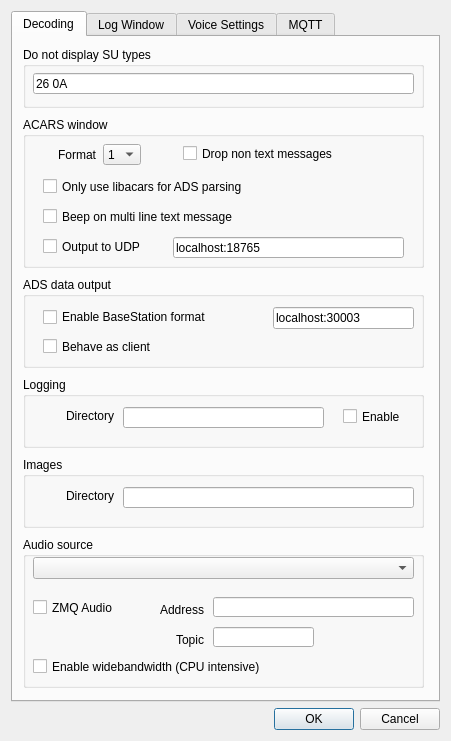
First picture: the form in JAERO/gui_classes/settingsdialog.ui, repository jontio/JAERO, before the edit.
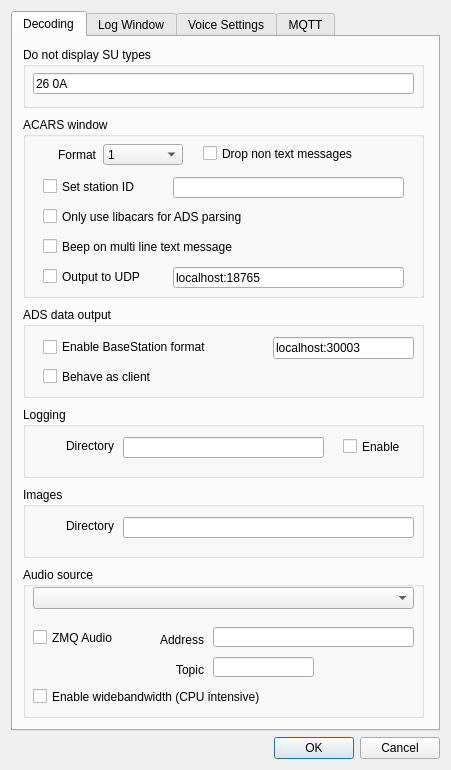
Second picture: the form after the edit.

Commit message: Adding settings option for including a station ID in output JSON4

What changed in the file:
```diff
--- a/JAERO/gui_classes/settingsdialog.ui
+++ b/JAERO/gui_classes/settingsdialog.ui
@@ -10,7 +10,7 @@
     <x>0</x>
     <y>0</y>
     <width>451</width>
-    <height>741</height>
+    <height>770</height>
    </rect>
   </property>
   <property name="sizePolicy">
@@ -73,7 +73,7 @@
          <x>10</x>
          <y>80</y>
          <width>401</width>
-         <height>151</height>
+         <height>181</height>
         </rect>
        </property>
        <property name="title">
@@ -82,7 +82,7 @@
        <widget class="QCheckBox" name="checkBoxdropnontextmsgs">
         <property name="geometry">
          <rect>
-          <x>160</x>
+          <x>180</x>
           <y>27</y>
           <width>201</width>
           <height>19</height>
@@ -125,13 +125,13 @@
          <rect>
           <x>80</x>
           <y>27</y>
-          <width>38</width>
+          <width>80</width>
           <height>21</height>
          </rect>
         </property>
         <property name="maximumSize">
          <size>
-          <width>40</width>
+          <width>80</width>
           <height>16777215</height>
          </size>
         </property>
@@ -168,7 +168,7 @@
         <property name="geometry">
          <rect>
           <x>20</x>
-          <y>90</y>
+          <y>120</y>
           <width>301</width>
           <height>19</height>
          </rect>
@@ -181,7 +181,7 @@
         <property name="geometry">
          <rect>
           <x>20</x>
-          <y>120</y>
+          <y>150</y>
           <width>131</width>
           <height>19</height>
          </rect>
@@ -194,7 +194,7 @@
         <property name="geometry">
          <rect>
           <x>150</x>
-          <y>120</y>
+          <y>150</y>
           <width>231</width>
           <height>21</height>
          </rect>
@@ -212,7 +212,7 @@
         <property name="geometry">
          <rect>
           <x>20</x>
-          <y>60</y>
+          <y>90</y>
           <width>301</width>
           <height>19</height>
          </rect>
@@ -221,12 +221,43 @@
          <string>Only use libacars for ADS parsing</string>
         </property>
        </widget>
+       <widget class="QCheckBox" name="checkSetStationId">
+        <property name="geometry">
+         <rect>
+          <x>20</x>
+          <y>60</y>
+          <width>131</width>
+          <height>19</height>
+         </rect>
+        </property>
+        <property name="text">
+         <string>Set station ID</string>
+        </property>
+       </widget>
+       <widget class="QLineEdit" name="lineEditstationid">
+        <property name="geometry">
+         <rect>
+          <x>150</x>
+          <y>60</y>
+          <width>231</width>
+          <height>21</height>
+         </rect>
+        </property>
+        <property name="toolTip">
+         <string>you can output to multiple destinations
+by placing a space between destinations.
+eg &quot;localhost:12345 localhost:12346&quot;</string>
+        </property>
+        <property name="text">
+         <string/>
+        </property>
+       </widget>
       </widget>
       <widget class="QGroupBox" name="groupBox_5">
        <property name="geometry">
         <rect>
          <x>10</x>
-         <y>500</y>
+         <y>530</y>
          <width>401</width>
          <height>151</height>
         </rect>
@@ -351,7 +382,7 @@
        <property name="geometry">
         <rect>
          <x>10</x>
-         <y>340</y>
+         <y>370</y>
          <width>401</width>
          <height>71</height>
         </rect>
@@ -415,7 +446,7 @@
        <property name="geometry">
         <rect>
          <x>10</x>
-         <y>420</y>
+         <y>450</y>
          <width>401</width>
          <height>71</height>
         </rect>
@@ -469,7 +500,7 @@
        <property name="geometry">
         <rect>
          <x>10</x>
-         <y>240</y>
+         <y>270</y>
          <width>401</width>
          <height>91</height>
         </rect>
```
The commit also changes 3 other files.
